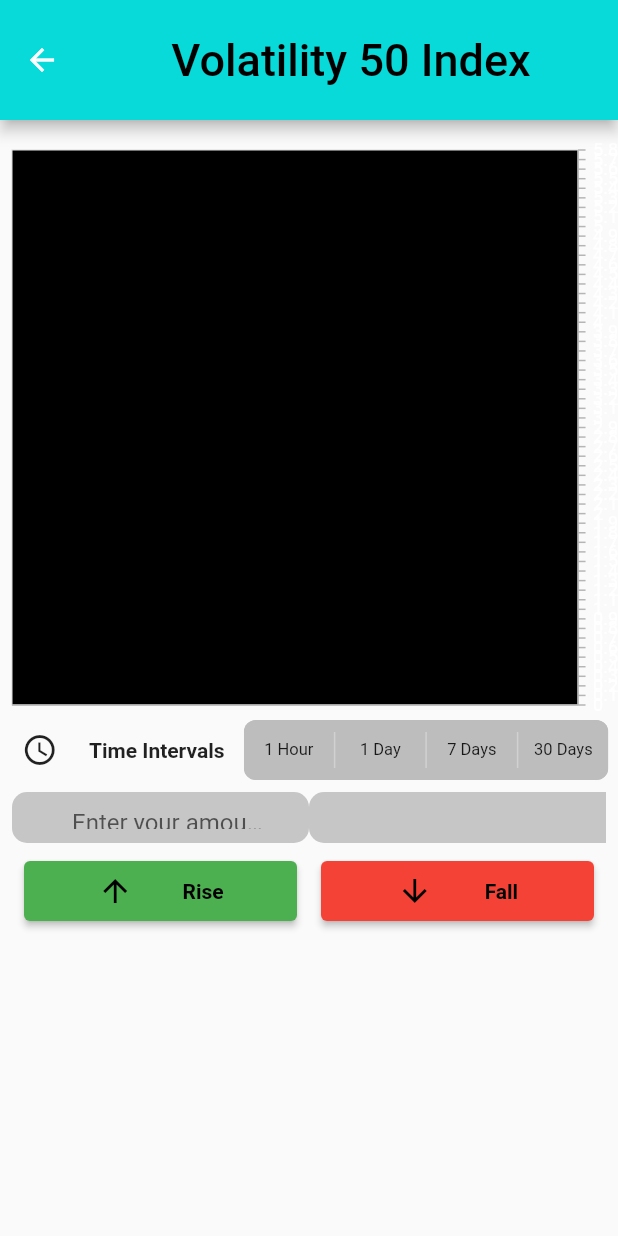
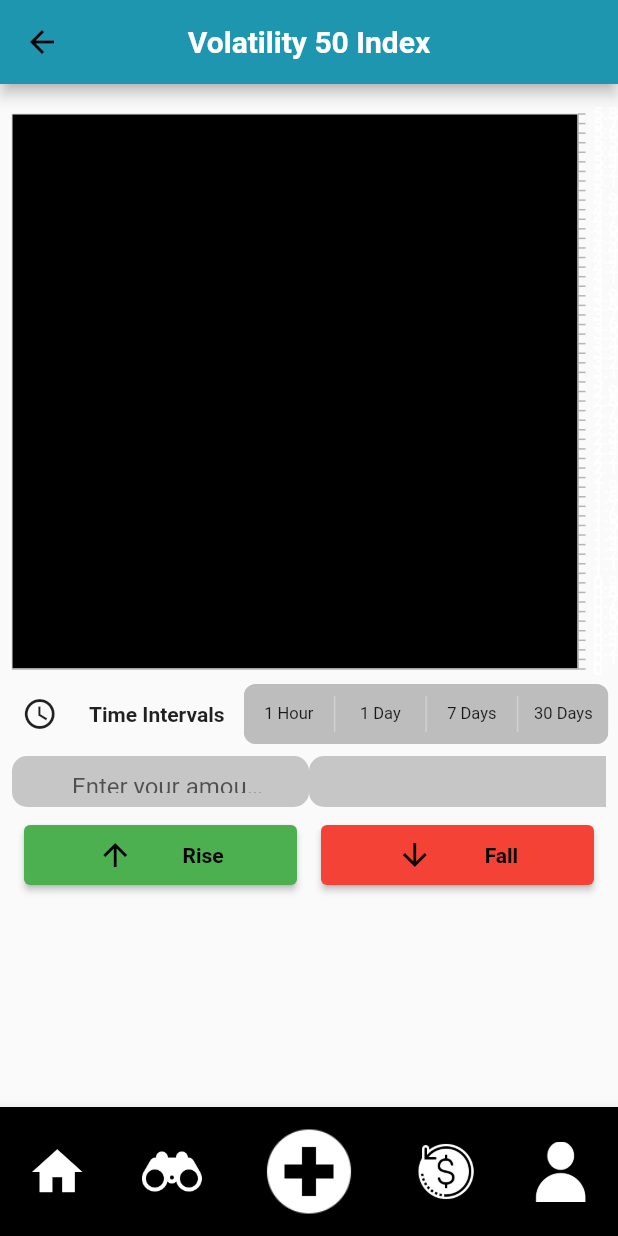
Before and after one commit to besquare-deriv/Developer-Readiness-Challenge, a Flutter app: the GraphScreen screen opened directly, on a phone screen of 412 x 824 dp. Run offline on Flutter 3.47's test engine with Material 2 defaults, Android fonts, the phone set to English and light mode, and no system bars; drawn by our look-alikes of toggle_switch; our stand-ins replace searchfield, syncfusion_flutter_charts; network calls fail.

Commit message:
graph update

```diff
--- a/lib/screens/graph_page.dart
+++ b/lib/screens/graph_page.dart
@@ -3,6 +3,11 @@ import 'package:syncfusion_flutter_charts/charts.dart';
 import 'package:toggle_switch/toggle_switch.dart';
 import '../components/chart.dart';
 import 'package:flutter/services.dart';
+
+import 'history_page.dart';
+import 'login_page.dart';
+import 'market_list_page.dart';
+import 'profile_page.dart';
 
 class GraphScreen extends StatefulWidget {
   const GraphScreen({Key? key}) : super(key: key);
@@ -34,18 +39,20 @@ class _GraphScreenState extends State<GraphScreen> {
     var _inputAmount = 1000;
     return Scaffold(
       appBar: AppBar(
-        toolbarHeight: 80,
-        backgroundColor: const Color.fromRGBO(8, 217, 217, 100),
-        title: Center(
-          child: Text(
-            symbolName,
+        leading: IconButton(
+          icon: Icon(Icons.arrow_back, color: Colors.black),
+          onPressed: () => Navigator.of(context).pop(),
+        ),
+        backgroundColor: Color(0xFF1F96B0),
+        title: Text( symbolName,
             style: TextStyle(
-              fontSize: 30,
-              color: Colors.black,
-            ),
+            fontWeight: FontWeight.bold,
+            color: Colors.white,
           ),
         ),
+        centerTitle: true,
       ),
+
       body: ListView(
         children: [
           SizedBox(
@@ -203,6 +210,62 @@ class _GraphScreenState extends State<GraphScreen> {
           ),
         ],
       ),
+
+      bottomNavigationBar: BottomAppBar(
+        child: Row(
+          mainAxisAlignment: MainAxisAlignment.spaceAround,
+          children: [
+            IconButton(icon: const Icon(Icons.home),
+                        iconSize: 40,
+                        color: Colors.white,
+                        onPressed: () {
+                          Navigator.push(
+                          context,
+                          MaterialPageRoute(builder: (context) => LoginScreen()));
+                        }
+                      ),
+
+            IconButton(icon: Image.asset('assets/icons/explore.png'),
+                        iconSize: 40,
+                        onPressed: () {
+                          Navigator.push(
+                          context,
+                          MaterialPageRoute(builder: (context) => GraphScreen()));
+                        }
+                      ),
+
+            IconButton(icon: Image.asset('assets/icons/plus.png'),
+                        iconSize: 70,
+                        onPressed: () {
+                          Navigator.push(
+                          context,
+                          MaterialPageRoute(builder: (context) => MarketScreen()));
+                        }
+                      ),
+
+            IconButton(icon: Image.asset('assets/icons/history.png'),
+                        iconSize: 40,
+                        onPressed: () {
+                          Navigator.push(
+                          context,
+                          MaterialPageRoute(builder: (context) => HistoryScreen()));
+                        }
+                      ),
+
+            IconButton(icon: Image.asset('assets/icons/user.png'),
+                        iconSize: 40,
+                        color: Colors.white,
+                        onPressed: () {
+                          Navigator.push(
+                          context,
+                          MaterialPageRoute(builder: (context) => ProfilePage()));
+                        }
+                      ),
+          ],
+        ),
+        shape: CircularNotchedRectangle(),
+        color: Colors.black,
+      ),
     );
   }
 }
--- a/lib/screens/history_page.dart
+++ b/lib/screens/history_page.dart
@@ -13,8 +13,6 @@ class HistoryScreen extends StatefulWidget {
   @override
   _HistoryScreenState createState() => _HistoryScreenState();
 }
-
-
 
 class _HistoryScreenState extends State<HistoryScreen> {
 
```
